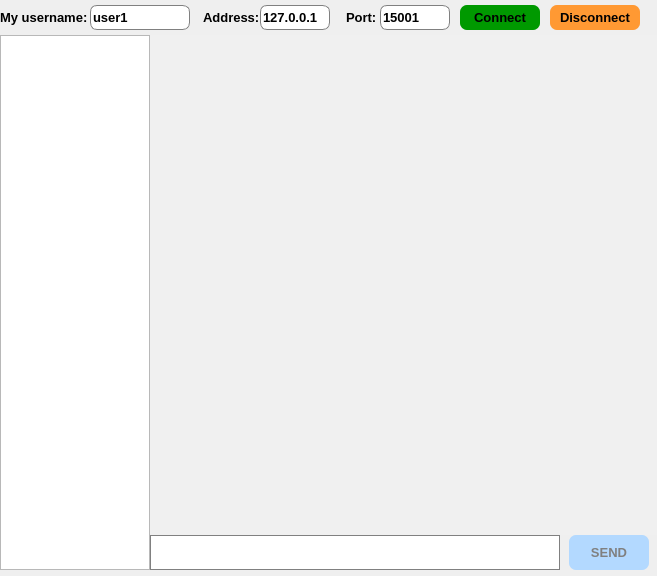
The window that mainwindow.ui (Yezhkova/TcpClient) describes before a commit, drawn with Qt 5.
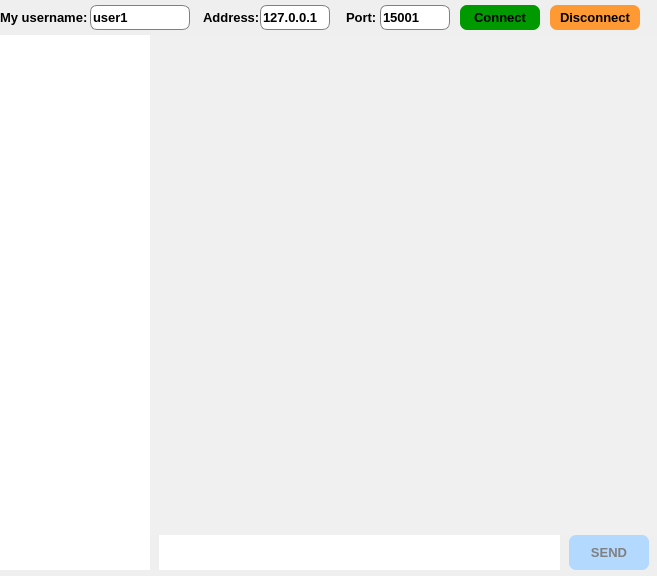
The same window after the commit.

Commit message: ui message input field

The edit to the form file:
```diff
--- a/mainwindow.ui
+++ b/mainwindow.ui
@@ -23,9 +23,9 @@
    <widget class="QTextEdit" name="typeMessage">
     <property name="geometry">
      <rect>
-      <x>150</x>
+      <x>159</x>
       <y>535</y>
-      <width>410</width>
+      <width>401</width>
       <height>35</height>
      </rect>
     </property>
@@ -38,7 +38,8 @@
      </font>
     </property>
     <property name="styleSheet">
-     <string notr="true">border: 1px solid grey;</string>
+     <string notr="true">border: transparent;
+border-radius: 7px;</string>
     </property>
    </widget>
    <widget class="QPushButton" name="sendButton">
@@ -91,6 +92,9 @@
       <pointsize>12</pointsize>
      </font>
     </property>
+    <property name="styleSheet">
+     <string notr="true">border: transparent;</string>
+    </property>
    </widget>
    <widget class="QLabel" name="myUsernameLabel">
     <property name="geometry">
```
